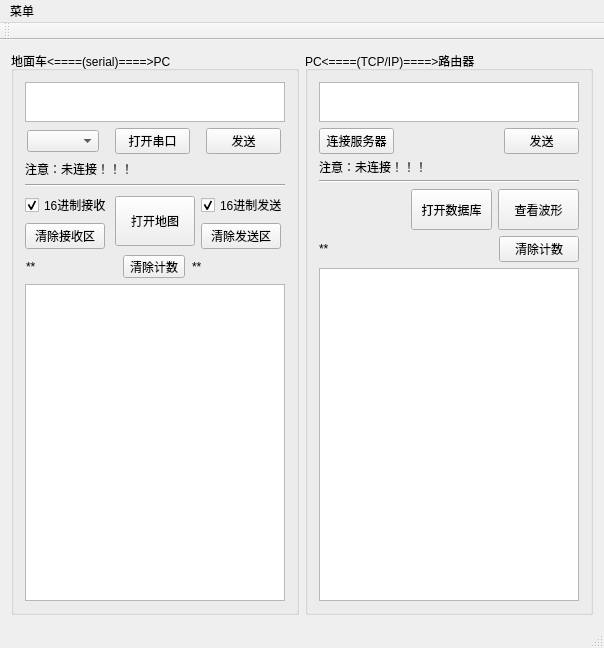
LeatherWang/MyCar_WIFI, file MyCar_WIFI/mainwindow.ui: the form before one commit.
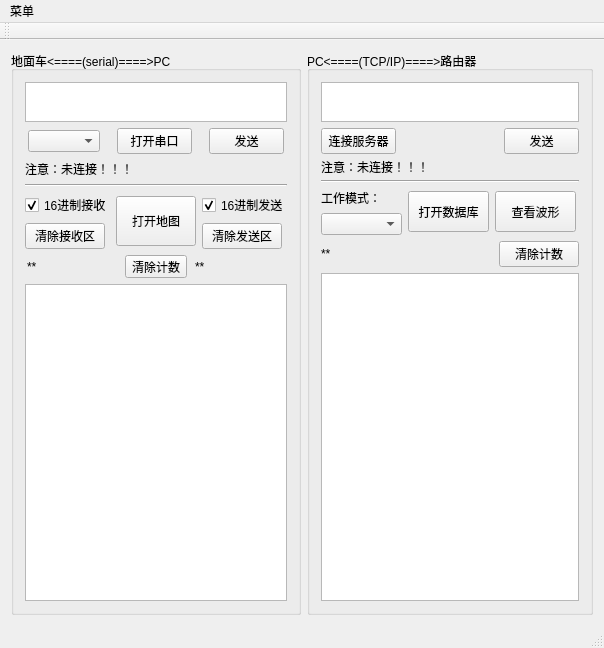
The form after the commit.

Diff of the .ui file:
```diff
--- a/MyCar_WIFI/mainwindow.ui
+++ b/MyCar_WIFI/mainwindow.ui
@@ -464,17 +464,31 @@
        <item>
         <layout class="QHBoxLayout" name="horizontalLayout_2">
          <item>
-          <spacer name="horizontalSpacer_2">
-           <property name="orientation">
-            <enum>Qt::Horizontal</enum>
-           </property>
-           <property name="sizeHint" stdset="0">
-            <size>
-             <width>78</width>
-             <height>20</height>
-            </size>
-           </property>
-          </spacer>
+          <layout class="QVBoxLayout" name="verticalLayout_5">
+           <item>
+            <widget class="QLabel" name="label">
+             <property name="maximumSize">
+              <size>
+               <width>81</width>
+               <height>16777215</height>
+              </size>
+             </property>
+             <property name="text">
+              <string>工作模式：</string>
+             </property>
+            </widget>
+           </item>
+           <item>
+            <widget class="QComboBox" name="comboBox_mode">
+             <property name="maximumSize">
+              <size>
+               <width>81</width>
+               <height>16777215</height>
+              </size>
+             </property>
+            </widget>
+           </item>
+          </layout>
          </item>
          <item>
           <widget class="QPushButton" name="pushButton_databaseOpen">
@@ -528,7 +542,7 @@
            </property>
            <property name="minimumSize">
             <size>
-             <width>180</width>
+             <width>175</width>
              <height>0</height>
             </size>
            </property>
@@ -539,6 +553,12 @@
          </item>
          <item>
           <widget class="QPushButton" name="pushButton_TCPClearCount">
+           <property name="sizePolicy">
+            <sizepolicy hsizetype="Fixed" vsizetype="Fixed">
+             <horstretch>0</horstretch>
+             <verstretch>0</verstretch>
+            </sizepolicy>
+           </property>
            <property name="text">
             <string>清除计数</string>
            </property>
```
